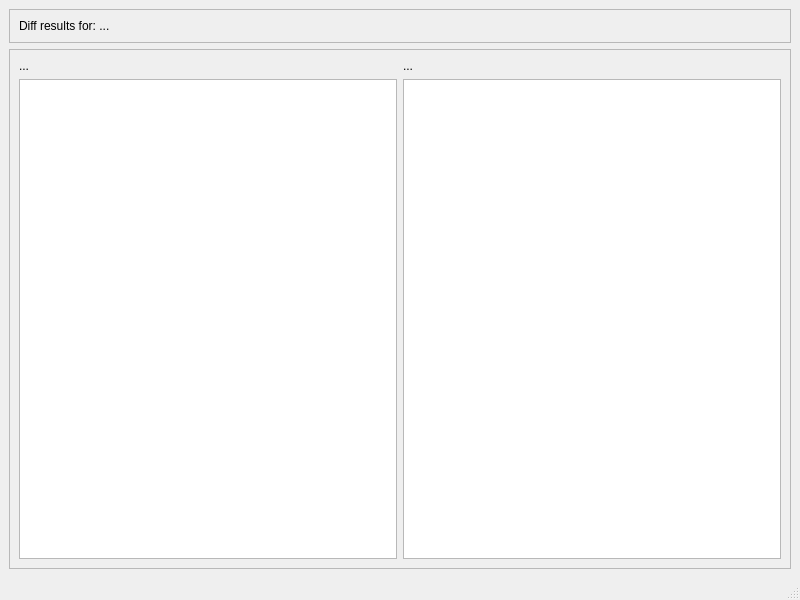
Above: ui/diff_results_window.ui from usc-psychsim/psychsim-eval-gui before the change. Below: the same form after it.
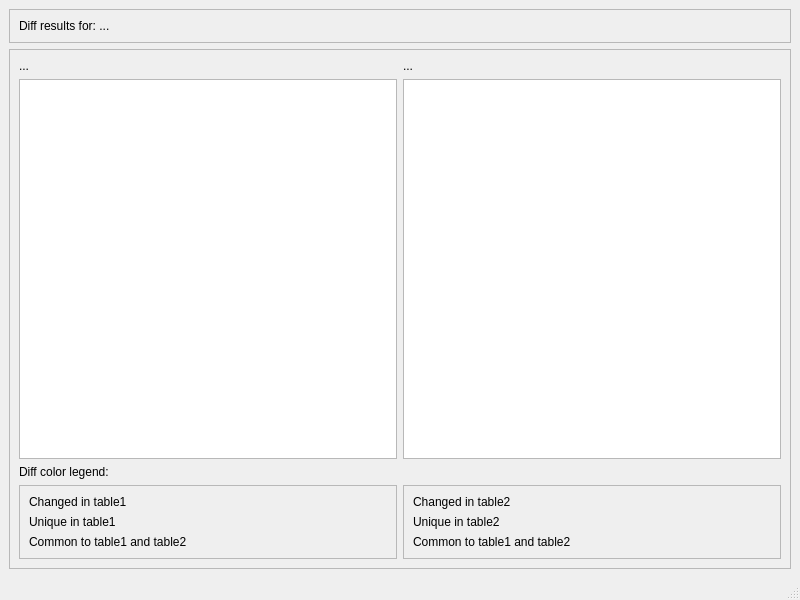
That is the form after the change.

Commit message: Add color legend for diff

The edit to the form file:
```diff
--- a/ui/diff_results_window.ui
+++ b/ui/diff_results_window.ui
@@ -43,13 +43,6 @@
        <enum>QFrame::Raised</enum>
       </property>
       <layout class="QGridLayout" name="gridLayout">
-       <item row="0" column="1">
-        <widget class="QLabel" name="q2_diff_label">
-         <property name="text">
-          <string>...</string>
-         </property>
-        </widget>
-       </item>
        <item row="0" column="0">
         <widget class="QLabel" name="q1_diff_label">
          <property name="text">
@@ -57,12 +50,110 @@
          </property>
         </widget>
        </item>
-       <item row="1" column="1">
-        <widget class="QTableWidget" name="q2_table"/>
+       <item row="3" column="0">
+        <widget class="QFrame" name="frame_3">
+         <property name="frameShape">
+          <enum>QFrame::StyledPanel</enum>
+         </property>
+         <property name="frameShadow">
+          <enum>QFrame::Raised</enum>
+         </property>
+         <layout class="QGridLayout" name="gridLayout_2">
+          <item row="1" column="0">
+           <widget class="QLabel" name="unique_t1_label">
+            <property name="text">
+             <string>Unique in table1</string>
+            </property>
+           </widget>
+          </item>
+          <item row="2" column="0">
+           <widget class="QLabel" name="label_3">
+            <property name="text">
+             <string>Common to table1 and table2</string>
+            </property>
+           </widget>
+          </item>
+          <item row="0" column="0">
+           <widget class="QLabel" name="changed_t1_label">
+            <property name="autoFillBackground">
+             <bool>false</bool>
+            </property>
+            <property name="styleSheet">
+             <string notr="true"/>
+            </property>
+            <property name="text">
+             <string>Changed in table1</string>
+            </property>
+            <property name="textFormat">
+             <enum>Qt::PlainText</enum>
+            </property>
+           </widget>
+          </item>
+         </layout>
+        </widget>
+       </item>
+       <item row="3" column="1">
+        <widget class="QFrame" name="frame_4">
+         <property name="frameShape">
+          <enum>QFrame::StyledPanel</enum>
+         </property>
+         <property name="frameShadow">
+          <enum>QFrame::Raised</enum>
+         </property>
+         <layout class="QVBoxLayout" name="verticalLayout_2">
+          <item>
+           <widget class="QLabel" name="changed_t2_label">
+            <property name="autoFillBackground">
+             <bool>false</bool>
+            </property>
+            <property name="styleSheet">
+             <string notr="true"/>
+            </property>
+            <property name="text">
+             <string>Changed in table2</string>
+            </property>
+            <property name="textFormat">
+             <enum>Qt::PlainText</enum>
+            </property>
+           </widget>
+          </item>
+          <item>
+           <widget class="QLabel" name="unique_t2_label">
+            <property name="text">
+             <string>Unique in table2</string>
+            </property>
+           </widget>
+          </item>
+          <item>
+           <widget class="QLabel" name="label_2">
+            <property name="text">
+             <string>Common to table1 and table2</string>
+            </property>
+           </widget>
+          </item>
+         </layout>
+        </widget>
        </item>
        <item row="1" column="0">
         <widget class="QTableWidget" name="q1_table"/>
        </item>
+       <item row="1" column="1">
+        <widget class="QTableWidget" name="q2_table"/>
+       </item>
+       <item row="0" column="1">
+        <widget class="QLabel" name="q2_diff_label">
+         <property name="text">
+          <string>...</string>
+         </property>
+        </widget>
+       </item>
+       <item row="2" column="0">
+        <widget class="QLabel" name="label">
+         <property name="text">
+          <string>Diff color legend:</string>
+         </property>
+        </widget>
+       </item>
       </layout>
      </widget>
     </item>
```
The commit also changes 1 other file.
